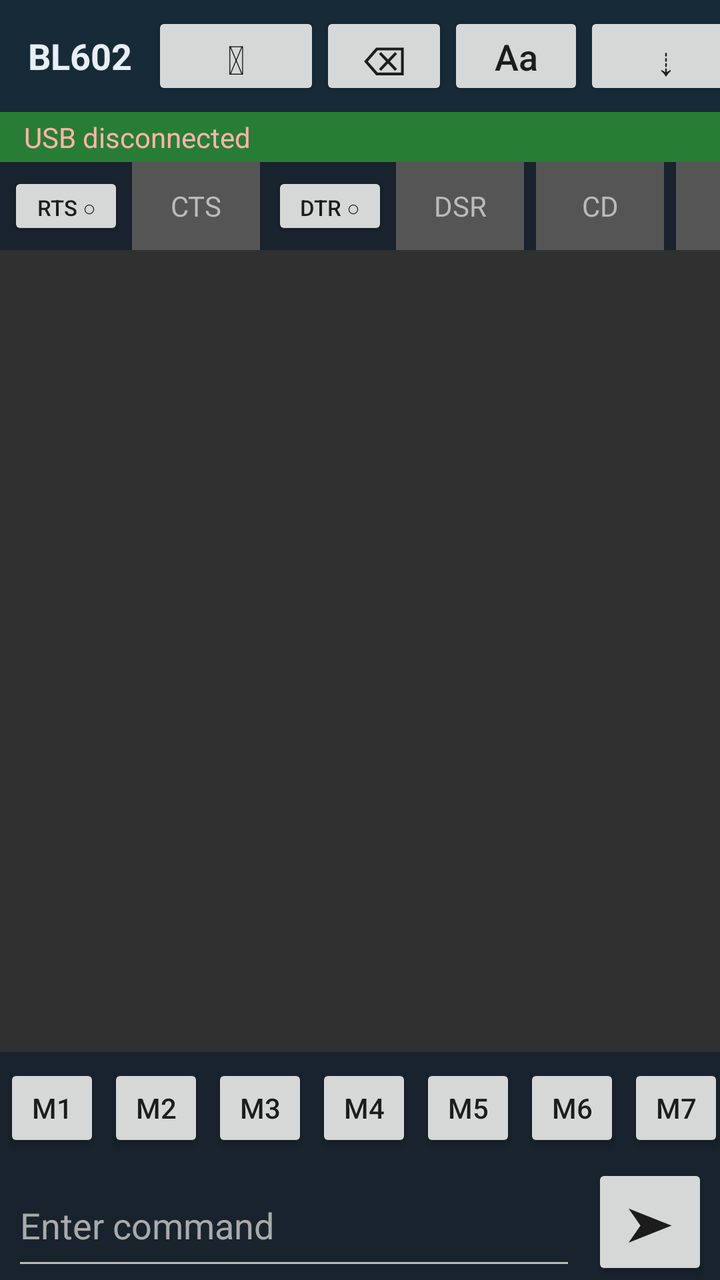
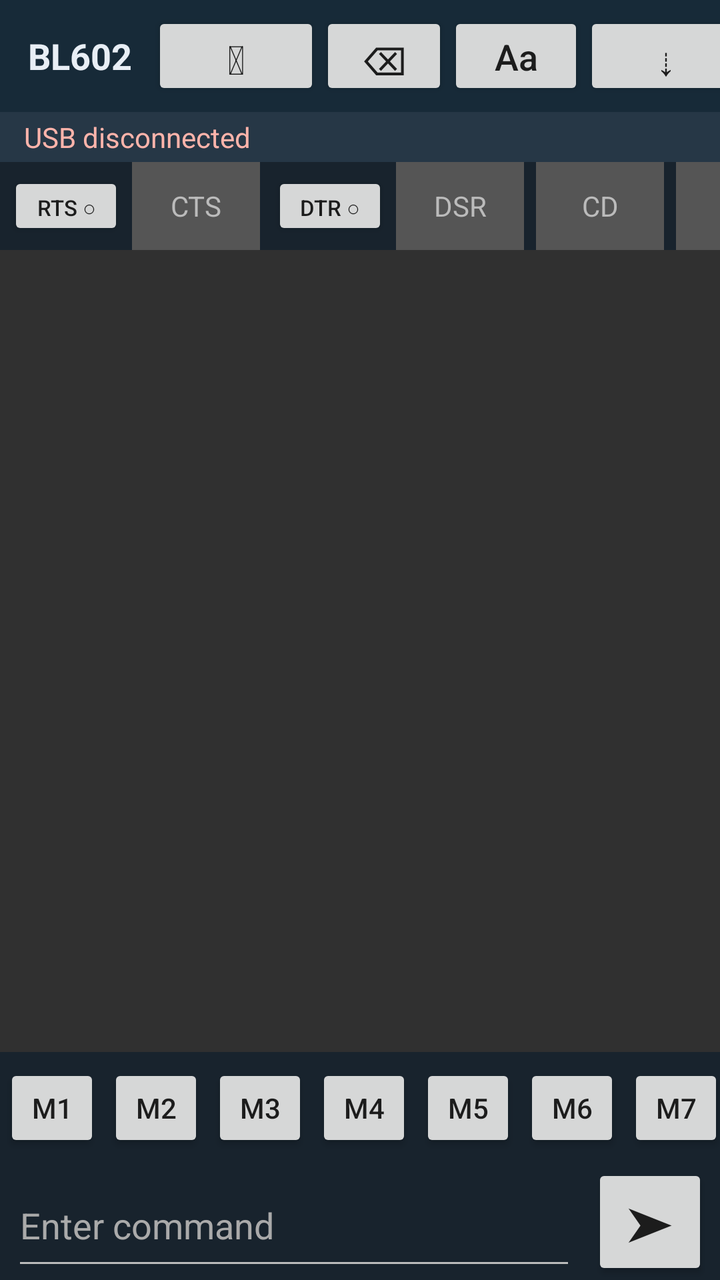

Compare the two renders of this Android layout. The source of the first and the diff that turns it into the second are given below.
<!-- AndroidManifest.xml: application theme android:Theme.Material.Light.NoActionBar -->
<!-- res/layout/activity_main.xml -->
<?xml version="1.0" encoding="utf-8"?>
<LinearLayout xmlns:android="http://schemas.android.com/apk/res/android"
    android:orientation="vertical" android:background="#18232D"
    android:layout_width="match_parent" android:layout_height="match_parent">

    <HorizontalScrollView android:scrollbars="none" android:fillViewport="true"
        android:background="#172A38" android:layout_width="match_parent" android:layout_height="56dp">
        <LinearLayout android:orientation="horizontal" android:gravity="center_vertical"
            android:paddingLeft="8dp" android:paddingRight="8dp"
            android:layout_width="wrap_content" android:layout_height="match_parent">
            <TextView android:text="BL602" android:textColor="#E8EEF5" android:textStyle="bold"
                android:textSize="18sp" android:gravity="center_vertical"
                android:paddingLeft="6dp" android:paddingRight="10dp"
                android:layout_width="wrap_content" android:layout_height="match_parent"/>
            <Button android:id="@+id/connect" android:text="⏻" android:contentDescription="Connect USB serial" android:textSize="20sp" android:textAllCaps="false"
                android:minWidth="84dp" android:layout_width="wrap_content" android:layout_height="44dp"/>
            <Button android:id="@+id/clearTerminal" android:text="⌫" android:contentDescription="Clear terminal" android:textSize="20sp" android:textAllCaps="false"
                android:minWidth="64dp" android:layout_width="wrap_content" android:layout_height="44dp"/>
            <Button android:id="@+id/formatToggle" android:text="Aa" android:contentDescription="Toggle receive format" android:textSize="18sp" android:textAllCaps="false"
                android:minWidth="68dp" android:layout_width="wrap_content" android:layout_height="44dp"/>
            <Button android:id="@+id/autoScroll" android:text="⇣" android:contentDescription="Toggle auto-scroll" android:textSize="20sp" android:textAllCaps="false"
                android:minWidth="82dp" android:layout_width="wrap_content" android:layout_height="44dp"/>
            <Button android:id="@+id/baudControl" android:text="⌁ 500000" android:contentDescription="UART baud rate" android:textAllCaps="false"
                android:minWidth="100dp" android:layout_width="wrap_content" android:layout_height="44dp"/>
            <Button android:id="@+id/menu" android:text="⋮" android:contentDescription="More options" android:textSize="24sp" android:textAllCaps="false"
                android:minWidth="54dp" android:layout_width="wrap_content" android:layout_height="44dp"/>
        </LinearLayout>
    </HorizontalScrollView>

    <TextView android:id="@+id/status" android:text="USB disconnected" android:textColor="#FFB4AB"
        android:paddingLeft="12dp" android:paddingTop="3dp" android:paddingBottom="3dp"
        android:background="#287D35" android:layout_width="match_parent" android:layout_height="wrap_content"/>

    <HorizontalScrollView android:scrollbars="none" android:background="#18232D"
        android:layout_width="match_parent" android:layout_height="44dp">
        <LinearLayout android:orientation="horizontal" android:gravity="center_vertical"
            android:paddingLeft="4dp" android:paddingRight="4dp"
            android:layout_width="wrap_content" android:layout_height="match_parent">
            <Button android:id="@+id/rts" android:text="RTS ○" android:layout_width="58dp" android:layout_height="34dp" android:textSize="11sp" android:layout_marginRight="4dp"/>
            <TextView android:id="@+id/cts" android:text="CTS" android:textColor="#BBBBBB" android:gravity="center" android:background="#555555" android:layout_width="64dp" android:layout_height="44dp" android:layout_marginRight="6dp"/>
            <Button android:id="@+id/dtr" android:text="DTR ○" android:layout_width="58dp" android:layout_height="34dp" android:textSize="11sp" android:layout_marginRight="4dp"/>
            <TextView android:id="@+id/dsr" android:text="DSR" android:textColor="#BBBBBB" android:gravity="center" android:background="#555555" android:layout_width="64dp" android:layout_height="44dp" android:layout_marginRight="6dp"/>
            <TextView android:id="@+id/cd" android:text="CD" android:textColor="#BBBBBB" android:gravity="center" android:background="#555555" android:layout_width="64dp" android:layout_height="44dp" android:layout_marginRight="6dp"/>
            <TextView android:id="@+id/ri" android:text="RI" android:textColor="#BBBBBB" android:gravity="center" android:background="#555555" android:layout_width="64dp" android:layout_height="44dp"/>
        </LinearLayout>
    </HorizontalScrollView>

    <ScrollView android:id="@+id/flashPanel" android:visibility="gone"
        android:layout_width="match_parent" android:layout_height="0dp" android:layout_weight="1">
        <LinearLayout android:orientation="vertical" android:padding="12dp" android:layout_width="match_parent" android:layout_height="wrap_content">
            <TextView android:text="BL602 firmware images" android:textColor="#FFFFFF" android:textStyle="bold" android:paddingTop="8dp" android:layout_width="match_parent" android:layout_height="wrap_content"/>
            <LinearLayout android:orientation="horizontal" android:gravity="center" android:layout_width="match_parent" android:layout_height="wrap_content">
                <Button android:id="@+id/pickFirmware" android:text="＋ BIN" android:contentDescription="Select firmware files" android:layout_width="0dp" android:layout_weight="1" android:layout_height="wrap_content" android:layout_marginRight="4dp"/>
                <Button android:id="@+id/startFlash" android:text="⚡ FLASH" android:contentDescription="Start flashing" android:layout_width="0dp" android:layout_weight="1" android:layout_height="wrap_content" android:layout_marginLeft="4dp"/>
            </LinearLayout>
            <TextView android:id="@+id/firmwareList" android:text="No firmware selected" android:textColor="#FFFFFF" android:padding="8dp" android:layout_width="match_parent" android:layout_height="wrap_content"/>
            <TextView android:text="Flash address assignment is not available yet." android:textColor="#CCCCCC" android:textSize="12sp" android:layout_width="match_parent" android:layout_height="wrap_content"/>
            <Button android:id="@+id/flashBack" android:text="← Terminal" android:layout_width="match_parent" android:layout_height="wrap_content"/>
            <ProgressBar android:id="@+id/progress" style="?android:attr/progressBarStyleHorizontal" android:max="100" android:progress="0" android:layout_width="match_parent" android:layout_height="wrap_content"/>
            <TextView android:id="@+id/flashLog" android:text="Flash log" android:textColor="#FFFFFF" android:padding="8dp" android:textIsSelectable="true" android:layout_width="match_parent" android:layout_height="wrap_content"/>
        </LinearLayout>
    </ScrollView>

    <LinearLayout android:id="@+id/monitorPanel" android:orientation="vertical"
        android:layout_width="match_parent" android:layout_height="0dp" android:layout_weight="1">
        <ScrollView android:id="@+id/terminalScroll" android:fillViewport="true" android:background="#303030"
            android:scrollbars="vertical" android:fadeScrollbars="false"
            android:layout_width="match_parent" android:layout_height="0dp" android:layout_weight="1">
            <TextView android:id="@+id/terminal" android:textColor="#E0E0E0" android:typeface="monospace"
                android:textSize="13sp" android:padding="8dp" android:textIsSelectable="true"
                android:gravity="top|start" android:layout_width="match_parent" android:layout_height="wrap_content"/>
        </ScrollView>
        <HorizontalScrollView android:scrollbars="none" android:layout_width="match_parent" android:layout_height="56dp">
            <LinearLayout android:id="@+id/shortcutRow" android:orientation="horizontal" android:gravity="center_vertical"
                android:layout_width="wrap_content" android:layout_height="match_parent">
                <Button android:id="@+id/m1" android:text="M1" android:layout_width="48dp" android:layout_height="44dp" android:layout_margin="2dp"/>
                <Button android:id="@+id/m2" android:text="M2" android:layout_width="48dp" android:layout_height="44dp" android:layout_margin="2dp"/>
                <Button android:id="@+id/m3" android:text="M3" android:layout_width="48dp" android:layout_height="44dp" android:layout_margin="2dp"/>
                <Button android:id="@+id/m4" android:text="M4" android:layout_width="48dp" android:layout_height="44dp" android:layout_margin="2dp"/>
                <Button android:id="@+id/m5" android:text="M5" android:layout_width="48dp" android:layout_height="44dp" android:layout_margin="2dp"/>
                <Button android:id="@+id/m6" android:text="M6" android:layout_width="48dp" android:layout_height="44dp" android:layout_margin="2dp"/>
                <Button android:id="@+id/m7" android:text="M7" android:layout_width="48dp" android:layout_height="44dp" android:layout_margin="2dp"/>
            </LinearLayout>
        </HorizontalScrollView>
        <LinearLayout android:orientation="horizontal" android:gravity="center_vertical"
            android:paddingLeft="6dp" android:paddingRight="6dp"
            android:layout_width="match_parent" android:layout_height="58dp">
            <EditText android:id="@+id/sendText" android:hint="Enter command" android:textColor="#FFFFFF"
                android:textColorHint="#AAAAAA" android:singleLine="true" android:backgroundTint="#BBBBBB"
                android:imeOptions="actionSend" android:layout_width="0dp" android:layout_weight="1" android:layout_height="match_parent"/>
            <Button android:id="@+id/send" android:text="➤" android:contentDescription="Send command" android:textSize="24sp"
                android:layout_width="58dp" android:layout_height="match_parent" android:layout_marginLeft="8dp"/>
        </LinearLayout>
    </LinearLayout>

    <ScrollView android:id="@+id/settingsPanel" android:visibility="gone"
        android:layout_width="match_parent" android:layout_height="0dp" android:layout_weight="1">
        <LinearLayout android:orientation="vertical" android:padding="12dp" android:layout_width="match_parent" android:layout_height="wrap_content">
            <TextView android:text="UART settings" android:textColor="#FFFFFF" android:textStyle="bold" android:layout_width="match_parent" android:layout_height="wrap_content"/>
            <TextView android:text="Baud rate is selected from the top toolbar." android:textColor="#FFFFFF" android:paddingTop="8dp" android:layout_width="match_parent" android:layout_height="wrap_content"/>
            <EditText android:id="@+id/baudRate" android:visibility="gone" android:inputType="number" android:text="500000" android:hint="Custom baud rate" android:layout_width="match_parent" android:layout_height="wrap_content"/>
            <TextView android:text="Receive format" android:textColor="#FFFFFF" android:paddingTop="12dp" android:layout_width="match_parent" android:layout_height="wrap_content"/>
            <Spinner android:id="@+id/viewMode" android:layout_width="match_parent" android:layout_height="wrap_content"/>
            <TextView android:text="Transmit newline" android:textColor="#FFFFFF" android:paddingTop="12dp" android:layout_width="match_parent" android:layout_height="wrap_content"/>
            <Spinner android:id="@+id/newlineMode" android:layout_width="match_parent" android:layout_height="wrap_content"/>
            <TextView android:text="Data: 8 bits · Parity: none · Stop: 1" android:textColor="#FFFFFF" android:layout_width="match_parent" android:layout_height="wrap_content"/>
            <TextView android:text="Tap RTS/DTR to toggle output lines. CTS/DSR/CD/RI are status indicators." android:textColor="#CCCCCC" android:textStyle="bold" android:paddingTop="12dp" android:layout_width="match_parent" android:layout_height="wrap_content"/>
            <Button android:id="@+id/backToTerminal" android:text="← Terminal" android:layout_width="match_parent" android:layout_height="wrap_content"/>
            <TextView android:text="Manual reset: hold BOOT, pulse RESET, release RESET, then release BOOT. Wiring varies by board." android:textColor="#CCCCCC" android:textSize="12sp" android:padding="8dp" android:layout_width="match_parent" android:layout_height="wrap_content"/>
        </LinearLayout>
    </ScrollView>
</LinearLayout>
<!-- resources referenced by this layout -->
<resources>

</resources>

<!-- the commit's change to res/layout/activity_main.xml (unified diff, before → after) -->
@@ -29,7 +29,7 @@
 
     <TextView android:id="@+id/status" android:text="USB disconnected" android:textColor="#FFB4AB"
         android:paddingLeft="12dp" android:paddingTop="3dp" android:paddingBottom="3dp"
-        android:background="#287D35" android:layout_width="match_parent" android:layout_height="wrap_content"/>
+        android:background="#263746" android:layout_width="match_parent" android:layout_height="wrap_content"/>
 
     <HorizontalScrollView android:scrollbars="none" android:background="#18232D"
         android:layout_width="match_parent" android:layout_height="44dp">
